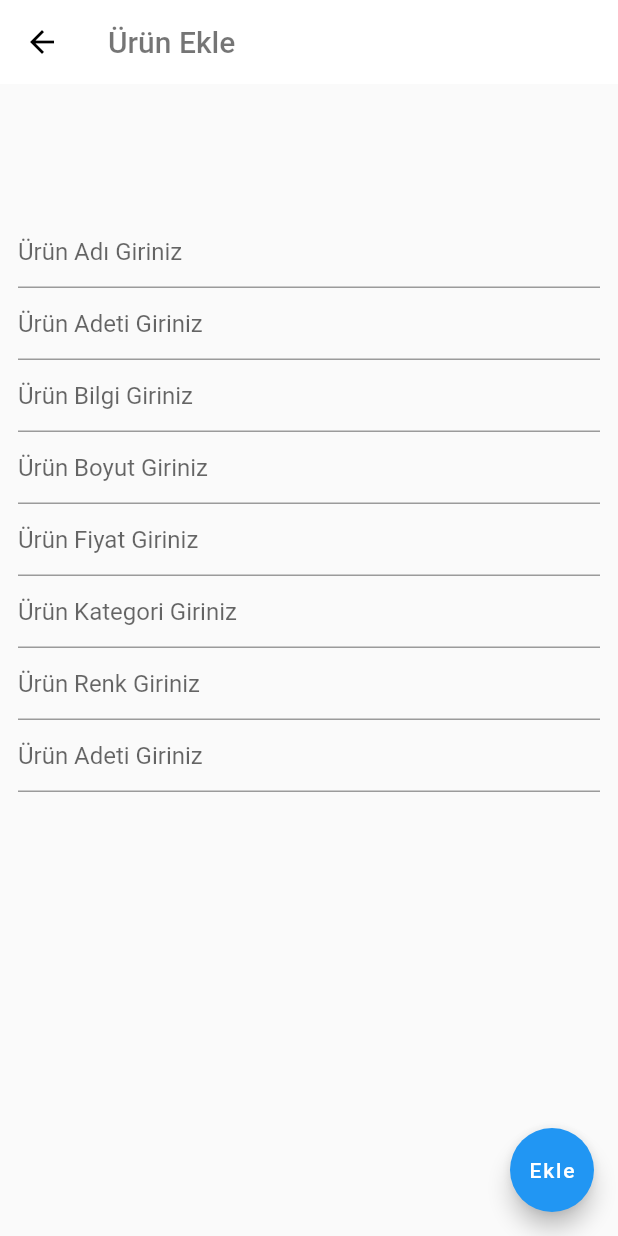
After one commit to tugaybuldu/flutter-e_commerce, a Flutter app: the UrunEkle screen opened directly, on a phone screen of 412 x 824 dp. The commit adds this screen. Run offline on Flutter 3.47's test engine with Material 2 defaults, Android fonts, the phone set to English and light mode, and no system bars; our stand-ins replace cloud_firestore, firebase_core; accounts and stored records are empty.

Commit message:
Adminpage-login eklendi

```diff
--- /dev/null
+++ b/lib/AdminPanel/AdminPage.dart
@@ -0,0 +1,149 @@
+import 'package:cloud_firestore/cloud_firestore.dart';
+import 'package:flutter/material.dart';
+
+class AdminPage extends StatefulWidget {
+  @override
+  _AdminPageState createState() => _AdminPageState();
+}
+
+class _AdminPageState extends State<AdminPage> {
+  @override
+  Widget build(BuildContext context) {
+    return ListView(
+      children: [
+        Card(
+          child: ListTile(
+            subtitle: Text(
+              'Ürün Ekle',
+              style: TextStyle(color: Colors.green),
+            ),
+            onTap: () => Navigator.push(
+                context, MaterialPageRoute(builder: (context) => UrunEkle())),
+          ),
+        ),
+        Card(
+          child: ListTile(
+            subtitle: Text(
+              'Kategori Ekle',
+              style: TextStyle(color: Colors.green),
+            ),
+          ),
+        ),
+      ],
+    );
+  }
+}
+
+class UrunEkle extends StatefulWidget {
+  @override
+  _UrunEkleState createState() => _UrunEkleState();
+}
+
+class _UrunEkleState extends State<UrunEkle> {
+  final _firestore = FirebaseFirestore.instance;
+  TextEditingController urunAd = TextEditingController();
+  TextEditingController urunAdet = TextEditingController();
+  TextEditingController urunBilgi = TextEditingController();
+  TextEditingController urunBoyut = TextEditingController();
+  TextEditingController urunFiyat = TextEditingController();
+  TextEditingController urunKategori = TextEditingController();
+  TextEditingController urunRenk = TextEditingController();
+  TextEditingController urunResim = TextEditingController();
+
+  @override
+  Widget build(BuildContext context) {
+    CollectionReference productRef = _firestore.collection('Product');
+    return Scaffold(
+      appBar: AppBar(
+        backgroundColor: Colors.white,
+        title: Text(
+          'Ürün Ekle',
+          style: TextStyle(color: Colors.black54),
+        ),
+        elevation: 0,
+        leading: IconButton(
+          icon: Icon(Icons.arrow_back),
+          color: Colors.black,
+          onPressed: () => Navigator.pop(context),
+        ),
+      ),
+      body: Center(
+        child: Container(
+          child: Column(
+            children: [
+              Padding(
+                padding:
+                    const EdgeInsets.symmetric(horizontal: 12.0, vertical: 8.0),
+                child: Padding(
+                  padding: const EdgeInsets.only(top: 80.0),
+                  child: Form(
+                    child: Column(
+                      children: [
+                        TextFormField(
+                          controller: urunAd,
+                          decoration:
+                              InputDecoration(hintText: 'Ürün Adı Giriniz'),
+                        ),
+                        TextFormField(
+                          controller: urunAdet,
+                          decoration:
+                              InputDecoration(hintText: 'Ürün Adeti Giriniz'),
+                        ),
+                        TextFormField(
+                          controller: urunBilgi,
+                          decoration:
+                              InputDecoration(hintText: 'Ürün Bilgi Giriniz'),
+                        ),
+                        TextFormField(
+                          controller: urunBoyut,
+                          decoration:
+                              InputDecoration(hintText: 'Ürün Boyut Giriniz'),
+                        ),
+                        TextFormField(
+                          controller: urunFiyat,
+                          decoration:
+                              InputDecoration(hintText: 'Ürün Fiyat Giriniz'),
+                        ),
+                        TextFormField(
+                          controller: urunKategori,
+                          decoration: InputDecoration(
+                              hintText: 'Ürün Kategori Giriniz'),
+                        ),
+                        TextFormField(
+                          controller: urunRenk,
+                          decoration:
+                              InputDecoration(hintText: 'Ürün Renk Giriniz'),
+                        ),
+                        TextFormField(
+                          controller: urunResim,
+                          decoration:
+                              InputDecoration(hintText: 'Ürün Adeti Giriniz'),
+                        ),
+                      ],
+                    ),
+                  ),
+                ),
+              ),
+            ],
+          ),
+        ),
+      ),
+      floatingActionButton: FloatingActionButton(
+        child: Text('Ekle'),
+        onPressed: () async {
+          Map<String, dynamic> productData = {
+            'UrunAd': urunAd.text,
+            'UrunAdet': urunAdet.text,
+            'UrunBilgi': urunBilgi.text,
+            'UrunBoyut': urunBoyut.text,
+            'UrunFiyat': urunFiyat.text,
+            'UrunKategori': urunKategori.text,
+            'UrunRenk': urunRenk.text,
+            'UrunResim': urunResim.text,
+          };
+          await productRef.doc(urunAd.text).set(productData);
+        },
+      ),
+    );
+  }
+}
--- a/lib/main.dart
+++ b/lib/main.dart
@@ -2,11 +2,14 @@ import 'package:e_commerce/CartPage.dart';
 import 'package:e_commerce/HomePage.dart';
 import 'package:e_commerce/ProfilePage.dart';
 import 'package:e_commerce/ShopPage.dart';
+import 'package:firebase_core/firebase_core.dart';
 import 'package:flutter/material.dart';
 import 'package:flutter/cupertino.dart';
 import 'package:e_commerce/BagPage.dart';
 
-void main() {
+void main() async {
+  WidgetsFlutterBinding.ensureInitialized();
+  await Firebase.initializeApp();
   runApp(
     MaterialApp(
       home: MainApp(),
--- a/pubspec.yaml
+++ b/pubspec.yaml
@@ -23,6 +23,8 @@ environment:
 dependencies:
   flutter:
     sdk: flutter
+  firebase_core: ^0.7.0
+  cloud_firestore: ^0.16.0+1
 
 
   # The following adds the Cupertino Icons font to your application.
```
Also changed, not shown: lib/HomePage.dart (+23 -6 lines), lib/login/LoginPage.dart (added, +59 -0 lines), lib/login/login.dart (added, +62 -0 lines), lib/login/register.dart (added, +151 -0 lines), pubspec.lock, 3 other files.
